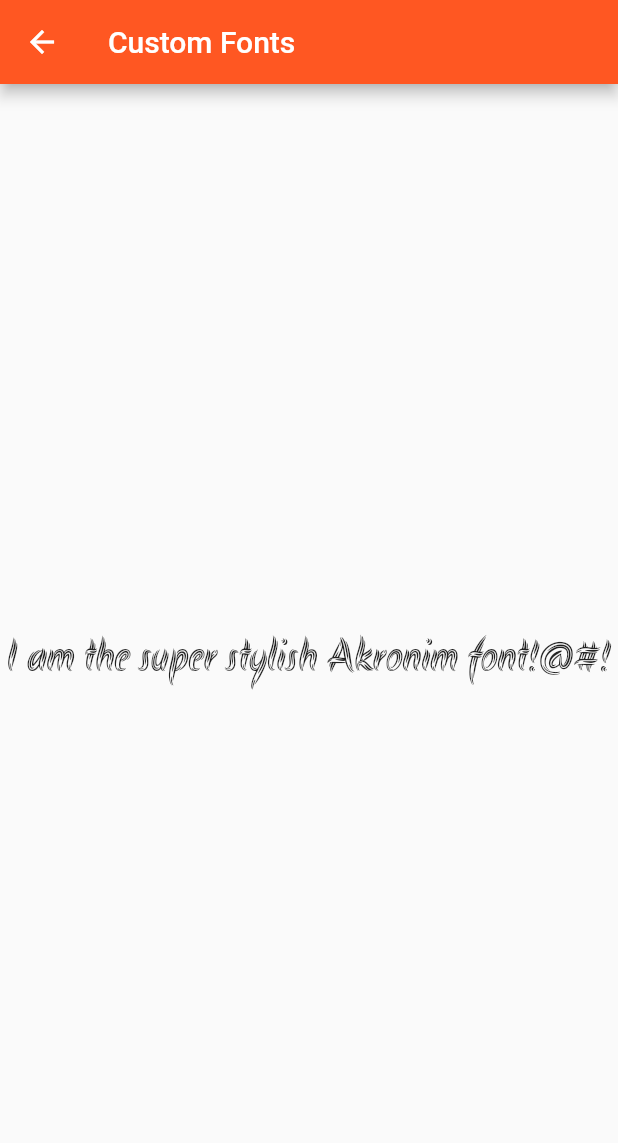
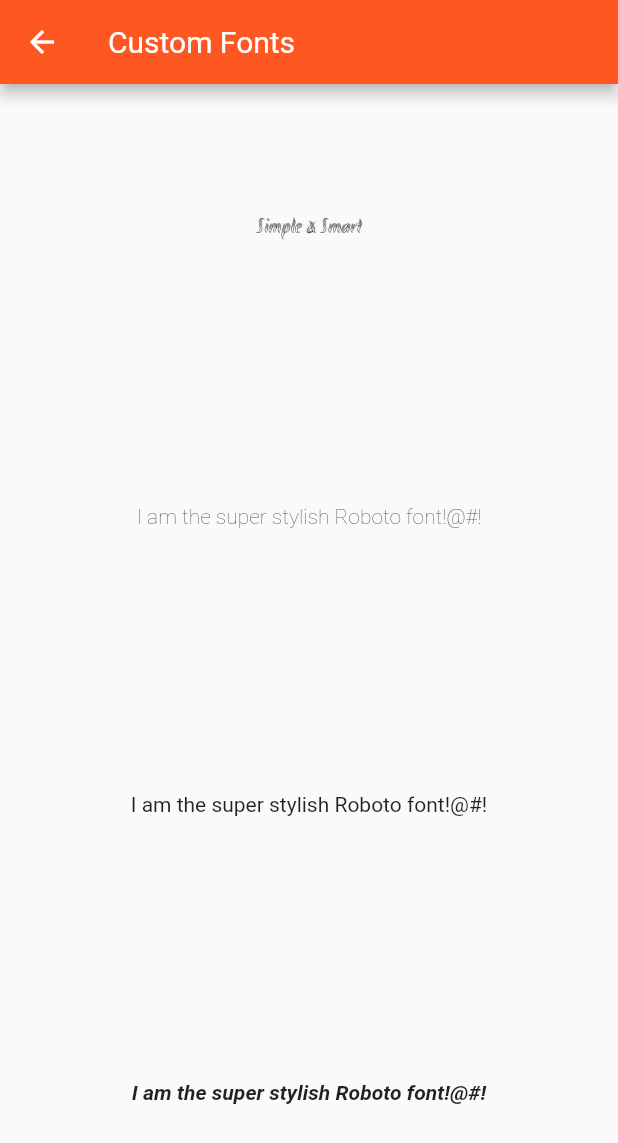
Before and after one commit to imranpollob/flutter-cookbook, a Flutter app: the CustomFonts screen opened directly, on a phone screen of 412 x 824 dp. Shown: the top 1143 px of the screen. Run offline on Flutter 3.47's test engine with Material 2 defaults, Android fonts, the phone set to English and light mode, and no system bars; our stand-ins replace cached_network_image, transparent_image.

Commit message:
Custom Font weight

```diff
--- a/lib/design/CustomFonts.dart
+++ b/lib/design/CustomFonts.dart
@@ -7,13 +7,37 @@ class CustomFonts extends StatelessWidget {
       appBar: AppBar(
         title: Text('Custom Fonts'),
       ),
-      body: Center(
-        child: Text(
-          'I am the super stylish Akronim font!@#!',
-          style: TextStyle(
-            fontFamily: 'Akronim',
-            fontSize: 30,
-          ),
+      body: SizedBox.expand(
+        child: Column(
+          crossAxisAlignment: CrossAxisAlignment.center,
+          mainAxisAlignment: MainAxisAlignment.spaceAround,
+          children: <Widget>[
+            Text(
+              'Simple & Smart',
+              style: TextStyle(fontFamily: 'Akronim'),
+            ),
+            Text(
+              'I am the super stylish Roboto font!@#!',
+              style: TextStyle(
+                fontFamily: 'Roboto',
+                fontWeight: FontWeight.w200,
+              ),
+            ),
+            Text(
+              'I am the super stylish Roboto font!@#!',
+              style: TextStyle(
+                fontFamily: 'Roboto',
+              ),
+            ),
+            Text(
+              'I am the super stylish Roboto font!@#!',
+              style: TextStyle(
+                fontFamily: 'Roboto',
+                fontWeight: FontWeight.bold,
+                fontStyle: FontStyle.italic,
+              ),
+            ),
+          ],
         ),
       ),
     );
```
Also changed, not shown: pubspec.yaml (+7 -0 lines), assets/fonts/Roboto-BoldItalic.ttf (added), assets/fonts/Roboto-Regular.ttf (added), assets/fonts/Roboto-Thin.ttf (added).
